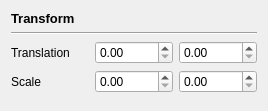
Above: AdvancedGraphics/transformwidget.ui from Trodek/Advanced-Graphics-Subject before the change. Below: the same form after it.
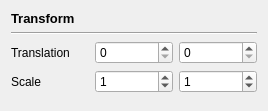
That is the form after the change.

Patch:
```diff
--- a/AdvancedGraphics/transformwidget.ui
+++ b/AdvancedGraphics/transformwidget.ui
@@ -45,10 +45,30 @@
       </widget>
      </item>
      <item>
-      <widget class="QDoubleSpinBox" name="PosX"/>
+      <widget class="QDoubleSpinBox" name="PosX">
+       <property name="decimals">
+        <number>0</number>
+       </property>
+       <property name="maximum">
+        <double>1000.000000000000000</double>
+       </property>
+       <property name="singleStep">
+        <double>10.000000000000000</double>
+       </property>
+      </widget>
      </item>
      <item>
-      <widget class="QDoubleSpinBox" name="PosY"/>
+      <widget class="QDoubleSpinBox" name="PosY">
+       <property name="decimals">
+        <number>0</number>
+       </property>
+       <property name="maximum">
+        <double>1000.000000000000000</double>
+       </property>
+       <property name="singleStep">
+        <double>10.000000000000000</double>
+       </property>
+      </widget>
      </item>
     </layout>
    </item>
@@ -62,10 +82,24 @@
       </widget>
      </item>
      <item>
-      <widget class="QDoubleSpinBox" name="ScaleX"/>
+      <widget class="QDoubleSpinBox" name="ScaleX">
+       <property name="decimals">
+        <number>0</number>
+       </property>
+       <property name="value">
+        <double>1.000000000000000</double>
+       </property>
+      </widget>
      </item>
      <item>
-      <widget class="QDoubleSpinBox" name="ScaleY"/>
+      <widget class="QDoubleSpinBox" name="ScaleY">
+       <property name="decimals">
+        <number>0</number>
+       </property>
+       <property name="value">
+        <double>1.000000000000000</double>
+       </property>
+      </widget>
      </item>
     </layout>
    </item>
```
